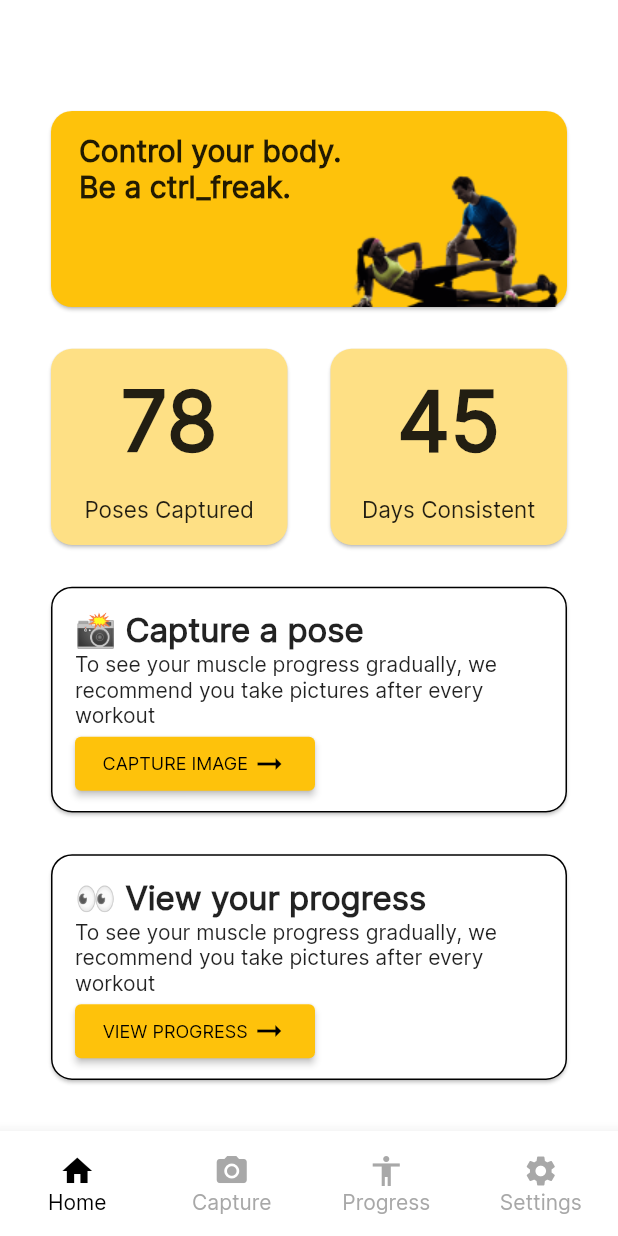
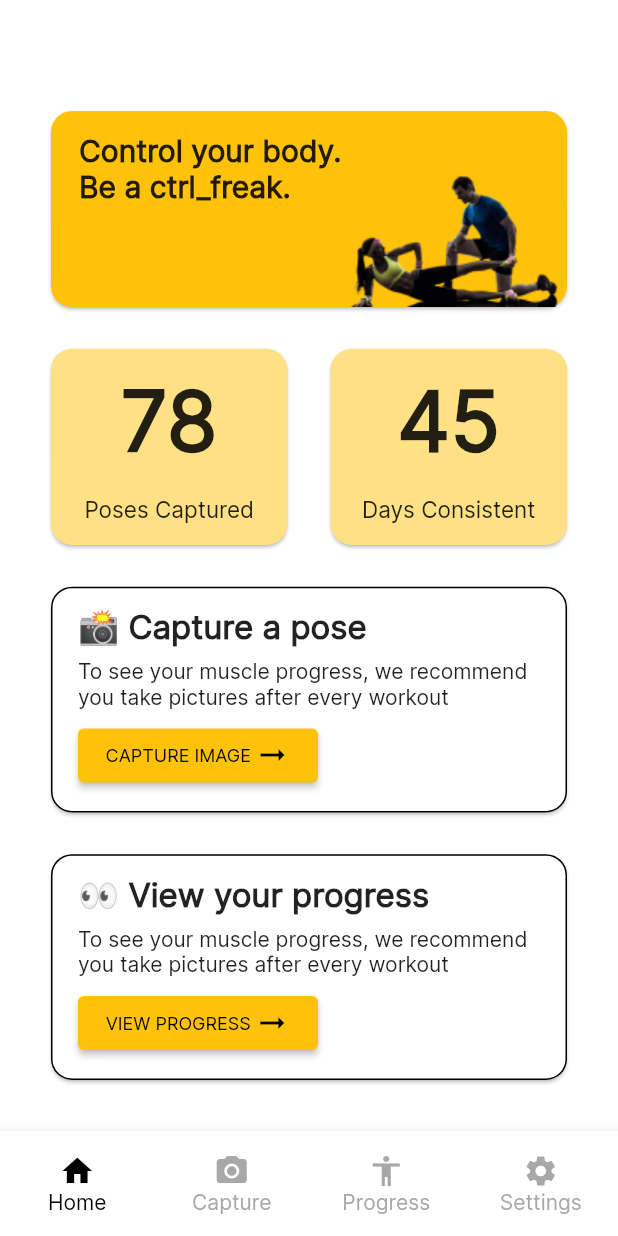
Before and after one commit to rchtgpt/ctrl_freaks, a Flutter app: the screen it shows after launch, on a phone screen of 412 x 824 dp. Run offline on Flutter 3.47's test engine with Material 2 defaults, Android fonts, the phone set to English and light mode, and no system bars; our stand-ins replace carousel_slider.

Commit message:
Tweak UI

```diff
--- a/lib/pages/home.dart
+++ b/lib/pages/home.dart
@@ -44,7 +44,7 @@ class Home extends StatelessWidget {
               flex: 8,
               child: CTACard(
                   "📸 Capture a pose",
-                  "To see your muscle progress gradually, we recommend you take pictures after every workout",
+                  "To see your muscle progress, we recommend you take pictures after every workout",
                   "CAPTURE IMAGE", MyApp.id1),
             ),
             Expanded(child: Spacer(flex: 1,)),
@@ -52,7 +52,7 @@ class Home extends StatelessWidget {
               flex: 8,
               child: CTACard(
                   "👀 View your progress",
-                  "To see your muscle progress gradually, we recommend you take pictures after every workout",
+                  "To see your muscle progress, we recommend you take pictures after every workout",
                   "VIEW PROGRESS", MyApp.id2),
             ),
           ],
--- a/lib/widgets/CTACard.dart
+++ b/lib/widgets/CTACard.dart
@@ -13,7 +13,7 @@ Widget CTACard(String CTATitle, String CTADescription, String CTAButtonLabel, St
             )
         ),
         child: Padding(
-          padding: const EdgeInsets.all(16),
+          padding: const EdgeInsets.symmetric(vertical: 14, horizontal: 18),
           child: Column(
             crossAxisAlignment: CrossAxisAlignment.start,
             mainAxisAlignment: MainAxisAlignment.spaceBetween,
```
